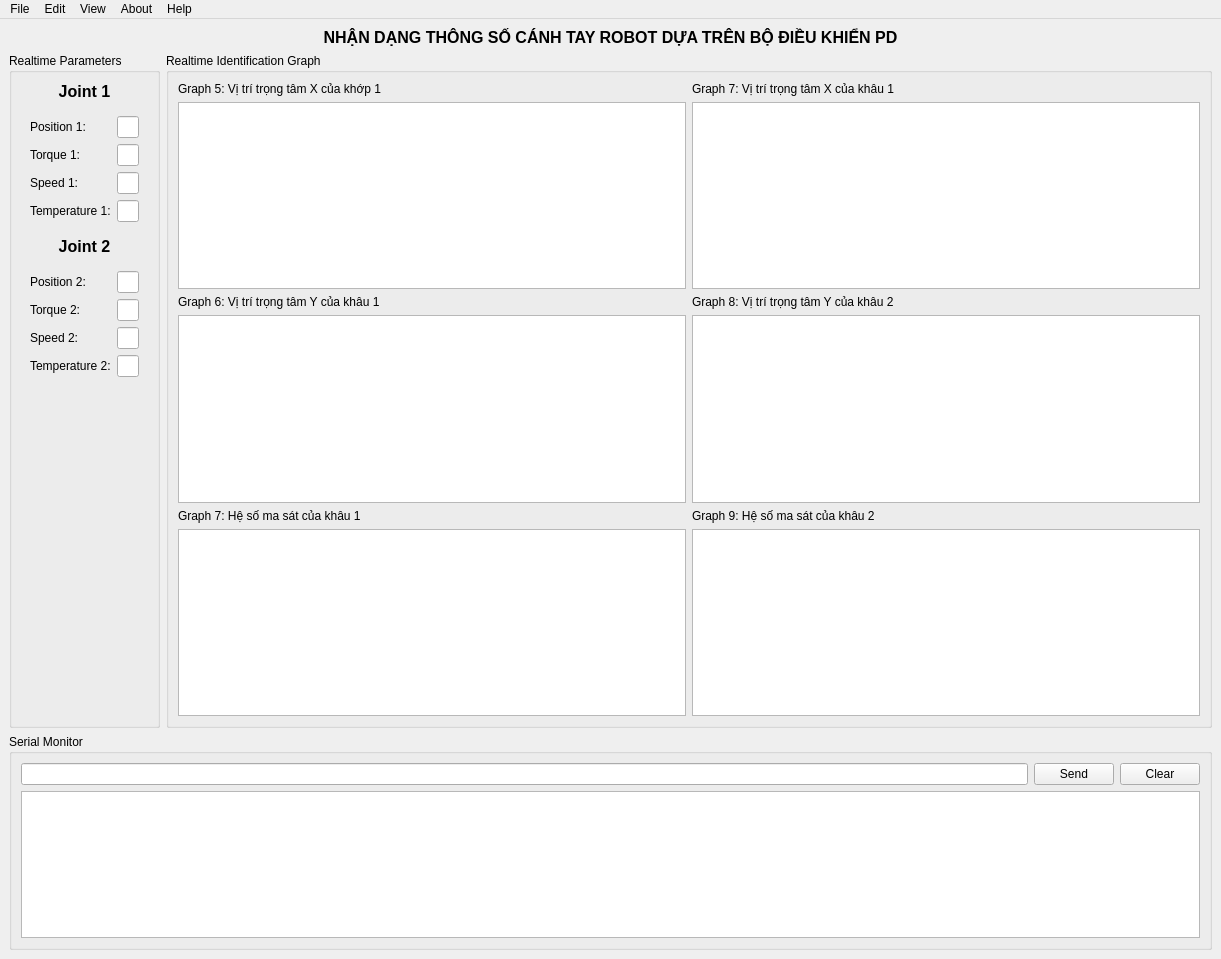
This is gui.ui in duykienphan/DoAnRobot as Qt 5 draws it before an edit. The edited form follows.
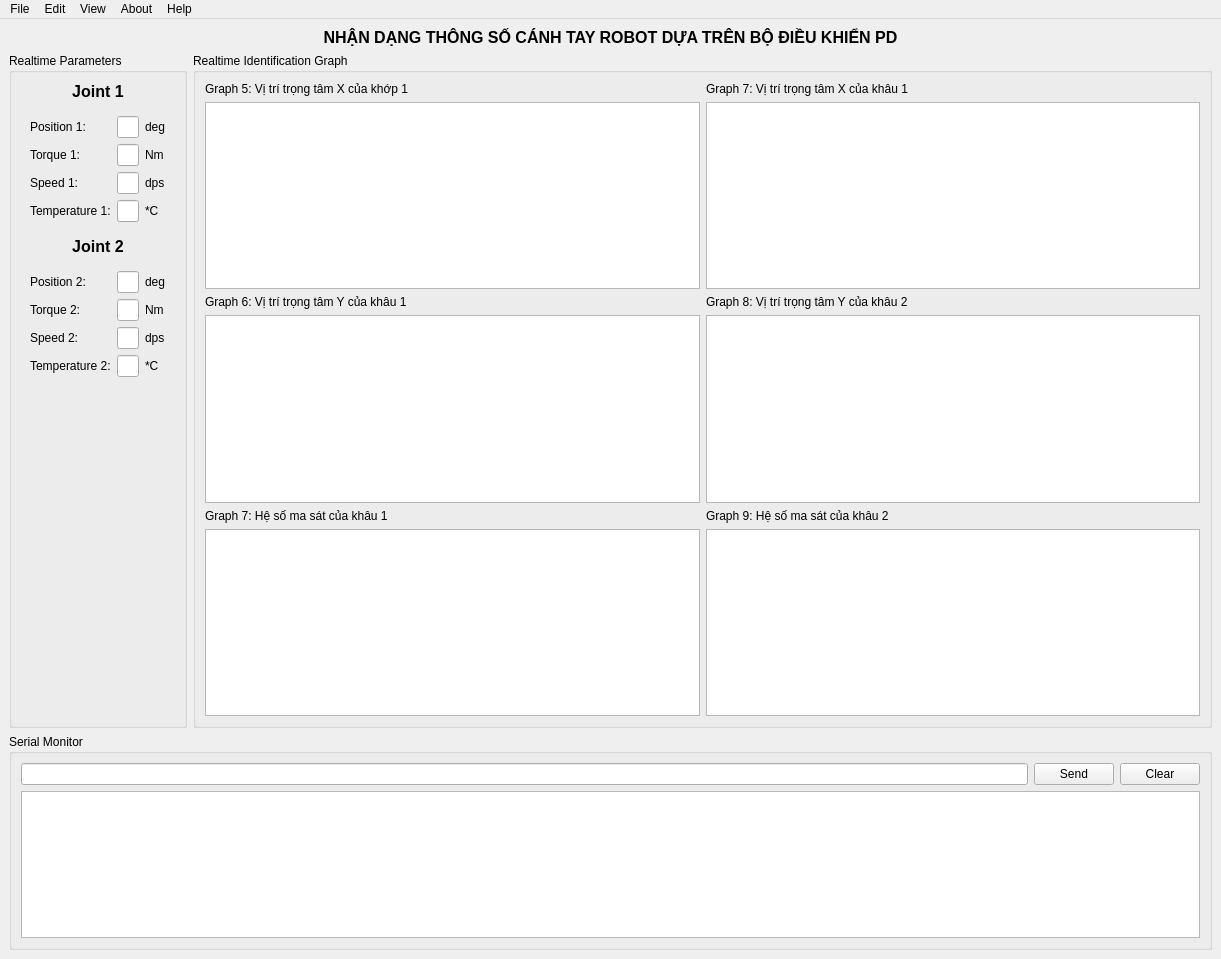
This is the edited form. Custom widgets are drawn as their Qt base class.

```diff
--- a/gui.ui
+++ b/gui.ui
@@ -937,7 +937,28 @@
            </item>
            <item>
             <widget class="QWidget" name="widget_14" native="true">
-             <layout class="QFormLayout" name="formLayout_4">
+             <layout class="QGridLayout" name="gridLayout_4">
+              <item row="1" column="1">
+               <widget class="QLineEdit" name="lineEdit_11">
+                <property name="readOnly">
+                 <bool>true</bool>
+                </property>
+               </widget>
+              </item>
+              <item row="2" column="1">
+               <widget class="QLineEdit" name="lineEdit_12">
+                <property name="readOnly">
+                 <bool>true</bool>
+                </property>
+               </widget>
+              </item>
+              <item row="2" column="0">
+               <widget class="QLabel" name="label_23">
+                <property name="text">
+                 <string>Speed 1:</string>
+                </property>
+               </widget>
+              </item>
               <item row="0" column="0">
                <widget class="QLabel" name="label_21">
                 <property name="text">
@@ -959,22 +980,8 @@
                 </property>
                </widget>
               </item>
-              <item row="1" column="1">
-               <widget class="QLineEdit" name="lineEdit_11">
-                <property name="readOnly">
-                 <bool>true</bool>
-                </property>
-               </widget>
-              </item>
-              <item row="2" column="0">
-               <widget class="QLabel" name="label_23">
-                <property name="text">
-                 <string>Speed 1:</string>
-                </property>
-               </widget>
-              </item>
-              <item row="2" column="1">
-               <widget class="QLineEdit" name="lineEdit_12">
+              <item row="3" column="1">
+               <widget class="QLineEdit" name="lineEdit_13">
                 <property name="readOnly">
                  <bool>true</bool>
                 </property>
@@ -987,10 +994,31 @@
                 </property>
                </widget>
               </item>
-              <item row="3" column="1">
-               <widget class="QLineEdit" name="lineEdit_13">
-                <property name="readOnly">
-                 <bool>true</bool>
+              <item row="0" column="2">
+               <widget class="QLabel" name="label_37">
+                <property name="text">
+                 <string>deg</string>
+                </property>
+               </widget>
+              </item>
+              <item row="1" column="2">
+               <widget class="QLabel" name="label_38">
+                <property name="text">
+                 <string>Nm</string>
+                </property>
+               </widget>
+              </item>
+              <item row="2" column="2">
+               <widget class="QLabel" name="label_39">
+                <property name="text">
+                 <string>dps</string>
+                </property>
+               </widget>
+              </item>
+              <item row="3" column="2">
+               <widget class="QLabel" name="label_42">
+                <property name="text">
+                 <string>*C</string>
                 </property>
                </widget>
               </item>
@@ -1006,35 +1034,7 @@
            </item>
            <item>
             <widget class="QWidget" name="widget_2" native="true">
-             <layout class="QFormLayout" name="formLayout_3">
-              <item row="0" column="0">
-               <widget class="QLabel" name="label_25">
-                <property name="text">
-                 <string>Position 2:</string>
-                </property>
-               </widget>
-              </item>
-              <item row="0" column="1">
-               <widget class="QLineEdit" name="lineEdit_14">
-                <property name="readOnly">
-                 <bool>true</bool>
-                </property>
-               </widget>
-              </item>
-              <item row="1" column="0">
-               <widget class="QLabel" name="label_26">
-                <property name="text">
-                 <string>Torque 2:</string>
-                </property>
-               </widget>
-              </item>
-              <item row="1" column="1">
-               <widget class="QLineEdit" name="lineEdit_15">
-                <property name="readOnly">
-                 <bool>true</bool>
-                </property>
-               </widget>
-              </item>
+             <layout class="QGridLayout" name="gridLayout_5">
               <item row="2" column="0">
                <widget class="QLabel" name="label_27">
                 <property name="text">
@@ -1042,13 +1042,6 @@
                 </property>
                </widget>
               </item>
-              <item row="2" column="1">
-               <widget class="QLineEdit" name="lineEdit_16">
-                <property name="readOnly">
-                 <bool>true</bool>
-                </property>
-               </widget>
-              </item>
               <item row="3" column="0">
                <widget class="QLabel" name="label_28">
                 <property name="text">
@@ -1056,6 +1049,20 @@
                 </property>
                </widget>
               </item>
+              <item row="1" column="0">
+               <widget class="QLabel" name="label_26">
+                <property name="text">
+                 <string>Torque 2:</string>
+                </property>
+               </widget>
+              </item>
+              <item row="0" column="1">
+               <widget class="QLineEdit" name="lineEdit_14">
+                <property name="readOnly">
+                 <bool>true</bool>
+                </property>
+               </widget>
+              </item>
               <item row="3" column="1">
                <widget class="QLineEdit" name="lineEdit_17">
                 <property name="readOnly">
@@ -1063,6 +1070,55 @@
                 </property>
                </widget>
               </item>
+              <item row="0" column="0">
+               <widget class="QLabel" name="label_25">
+                <property name="text">
+                 <string>Position 2:</string>
+                </property>
+               </widget>
+              </item>
+              <item row="2" column="1">
+               <widget class="QLineEdit" name="lineEdit_16">
+                <property name="readOnly">
+                 <bool>true</bool>
+                </property>
+               </widget>
+              </item>
+              <item row="1" column="1">
+               <widget class="QLineEdit" name="lineEdit_15">
+                <property name="readOnly">
+                 <bool>true</bool>
+                </property>
+               </widget>
+              </item>
+              <item row="0" column="2">
+               <widget class="QLabel" name="label_43">
+                <property name="text">
+                 <string>deg</string>
+                </property>
+               </widget>
+              </item>
+              <item row="1" column="2">
+               <widget class="QLabel" name="label_44">
+                <property name="text">
+                 <string>Nm</string>
+                </property>
+               </widget>
+              </item>
+              <item row="2" column="2">
+               <widget class="QLabel" name="label_45">
+                <property name="text">
+                 <string>dps</string>
+                </property>
+               </widget>
+              </item>
+              <item row="3" column="2">
+               <widget class="QLabel" name="label_46">
+                <property name="text">
+                 <string>*C</string>
+                </property>
+               </widget>
+              </item>
              </layout>
             </widget>
            </item>
@@ -1111,7 +1167,7 @@
                </widget>
               </item>
               <item>
-               <widget class="QGraphicsView" name="graphicsView_4"/>
+               <widget class="PlotWidget" name="graphicsView_4"/>
               </item>
              </layout>
             </widget>
@@ -1139,7 +1195,7 @@
                </widget>
               </item>
               <item>
-               <widget class="QGraphicsView" name="graphicsView_5"/>
+               <widget class="PlotWidget" name="graphicsView_5"/>
               </item>
              </layout>
             </widget>
@@ -1167,7 +1223,7 @@
                </widget>
               </item>
               <item>
-               <widget class="QGraphicsView" name="graphicsView_6"/>
+               <widget class="PlotWidget" name="graphicsView_6"/>
               </item>
              </layout>
             </widget>
@@ -1195,7 +1251,7 @@
                </widget>
               </item>
               <item>
-               <widget class="QGraphicsView" name="graphicsView_7"/>
+               <widget class="PlotWidget" name="graphicsView_7"/>
               </item>
              </layout>
             </widget>
@@ -1223,7 +1279,7 @@
                </widget>
               </item>
               <item>
-               <widget class="QGraphicsView" name="graphicsView_12"/>
+               <widget class="PlotWidget" name="graphicsView_12"/>
               </item>
              </layout>
             </widget>
@@ -1251,7 +1307,7 @@
                </widget>
               </item>
               <item>
-               <widget class="QGraphicsView" name="graphicsView_13"/>
+               <widget class="PlotWidget" name="graphicsView_13"/>
               </item>
              </layout>
             </widget>
```
